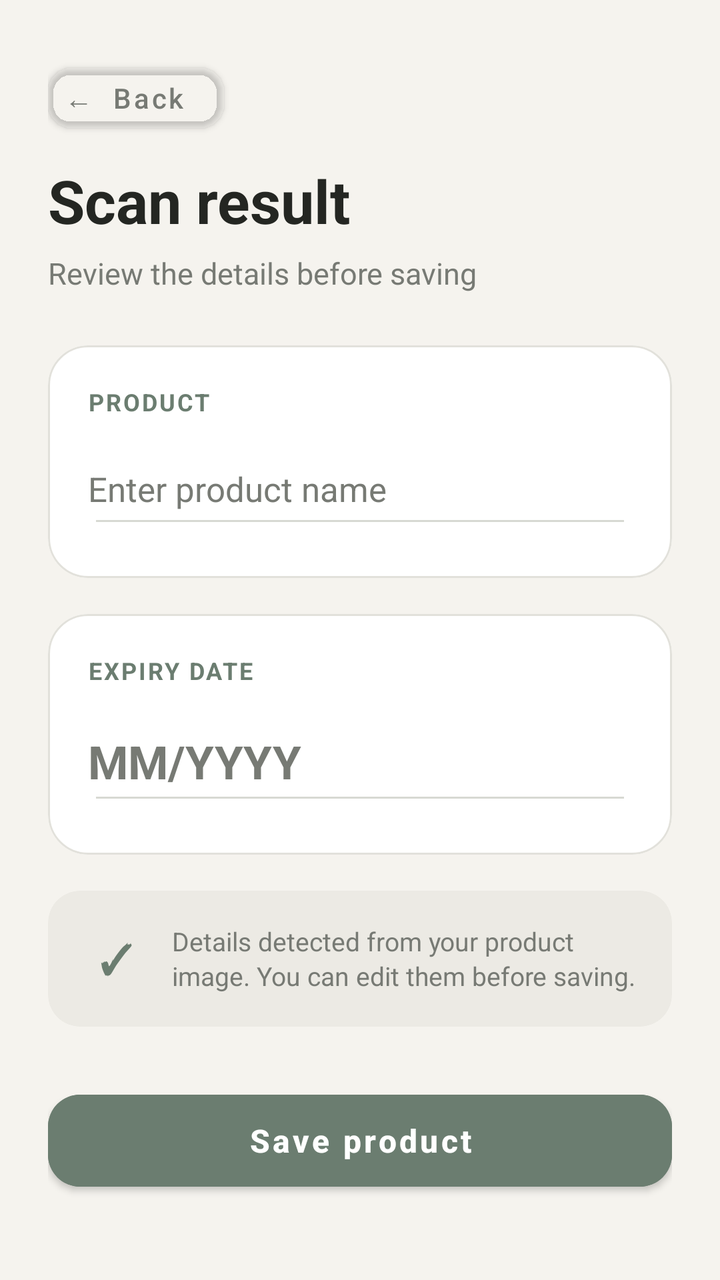
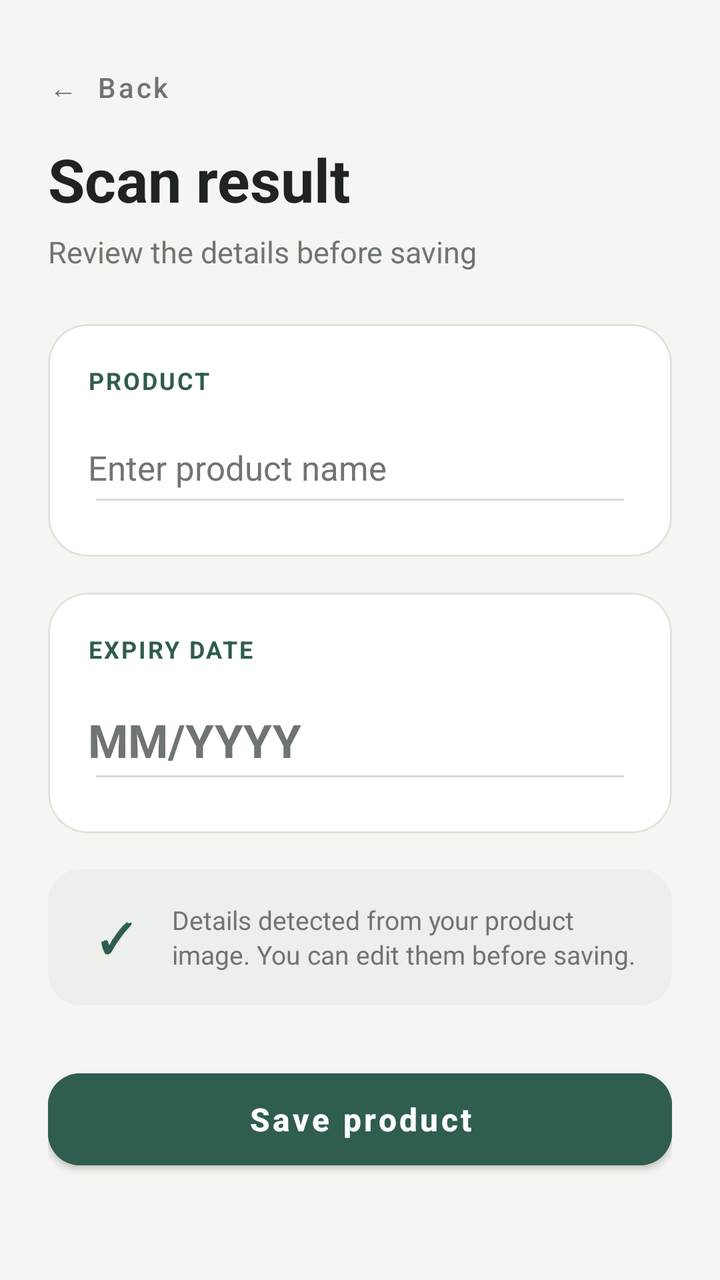

An Android layout rendered at two revisions. The XML below is the earlier revision; the diff shows what the commit changed to produce the second picture.
<!-- AndroidManifest.xml: application theme Theme.OcrTest -->
<!-- res/layout/activity_result.xml -->
<?xml version="1.0" encoding="utf-8"?>
<ScrollView
    xmlns:android="http://schemas.android.com/apk/res/android"
    xmlns:app="http://schemas.android.com/apk/res-auto"
    android:layout_width="match_parent"
    android:layout_height="match_parent"
    android:background="@color/background_dark"
    android:fillViewport="true">

    <LinearLayout
        android:layout_width="match_parent"
        android:layout_height="wrap_content"
        android:orientation="vertical"
        android:paddingStart="24dp"
        android:paddingTop="28dp"
        android:paddingEnd="24dp"
        android:paddingBottom="32dp">

        

        <com.google.android.material.button.MaterialButton
            android:id="@+id/btnBack"
            android:layout_width="wrap_content"
            android:layout_height="42dp"
            android:text="←  Back"
            android:textAllCaps="false"
            android:textColor="@color/text_secondary"
            android:textSize="14sp"
            android:backgroundTint="@android:color/transparent"
            android:paddingStart="0dp"
            android:paddingEnd="12dp"
            app:cornerRadius="12dp" />

        

        <TextView
            android:id="@+id/tvResultTitle"
            android:layout_width="wrap_content"
            android:layout_height="wrap_content"
            android:layout_marginTop="10dp"
            android:text="Scan result"
            android:textColor="@color/text_primary"
            android:textSize="30sp"
            android:textStyle="bold" />

        <TextView
            android:layout_width="wrap_content"
            android:layout_height="wrap_content"
            android:layout_marginTop="6dp"
            android:layout_marginBottom="26dp"
            android:text="Review the details before saving"
            android:textColor="@color/text_secondary"
            android:textSize="15sp" />

        

        <com.google.android.material.card.MaterialCardView
            android:layout_width="match_parent"
            android:layout_height="wrap_content"
            android:layout_marginBottom="18dp"
            app:cardBackgroundColor="@color/card_dark"
            app:cardCornerRadius="20dp"
            app:cardElevation="0dp"
            app:strokeColor="#E2E1DB"
            app:strokeWidth="1dp">

            <LinearLayout
                android:layout_width="match_parent"
                android:layout_height="wrap_content"
                android:orientation="vertical"
                android:padding="20dp">

                <TextView
                    android:layout_width="wrap_content"
                    android:layout_height="wrap_content"
                    android:layout_marginBottom="8dp"
                    android:text="PRODUCT"
                    android:textColor="@color/green_primary"
                    android:textSize="12sp"
                    android:textStyle="bold"
                    android:letterSpacing="0.08" />

                <EditText
                    android:id="@+id/etProductName"
                    android:layout_width="match_parent"
                    android:layout_height="52dp"
                    android:backgroundTint="#D7D9D3"
                    android:hint="Enter product name"
                    android:singleLine="true"
                    android:inputType="text"
                    android:paddingStart="0dp"
                    android:paddingEnd="0dp"
                    android:textColor="@color/text_primary"
                    android:textColorHint="@color/text_secondary"
                    android:textSize="17sp" />

            </LinearLayout>

        </com.google.android.material.card.MaterialCardView>

        

        <com.google.android.material.card.MaterialCardView
            android:layout_width="match_parent"
            android:layout_height="wrap_content"
            android:layout_marginBottom="18dp"
            app:cardBackgroundColor="@color/card_dark"
            app:cardCornerRadius="20dp"
            app:cardElevation="0dp"
            app:strokeColor="#E2E1DB"
            app:strokeWidth="1dp">

            <LinearLayout
                android:layout_width="match_parent"
                android:layout_height="wrap_content"
                android:orientation="vertical"
                android:padding="20dp">

                <TextView
                    android:layout_width="wrap_content"
                    android:layout_height="wrap_content"
                    android:layout_marginBottom="8dp"
                    android:text="EXPIRY DATE"
                    android:textColor="@color/green_primary"
                    android:textSize="12sp"
                    android:textStyle="bold"
                    android:letterSpacing="0.08" />

                <EditText
                    android:id="@+id/etExpiryDate"
                    android:layout_width="match_parent"
                    android:layout_height="56dp"
                    android:backgroundTint="#D7D9D3"
                    android:hint="MM/YYYY"
                    android:singleLine="true"
                    android:inputType="text"
                    android:gravity="center_vertical"
                    android:paddingStart="0dp"
                    android:paddingEnd="0dp"
                    android:textColor="@color/text_primary"
                    android:textColorHint="@color/text_secondary"
                    android:textSize="23sp"
                    android:textStyle="bold" />

            </LinearLayout>

        </com.google.android.material.card.MaterialCardView>

        

        <com.google.android.material.card.MaterialCardView
            android:layout_width="match_parent"
            android:layout_height="wrap_content"
            android:layout_marginBottom="28dp"
            app:cardBackgroundColor="@color/surface_dark"
            app:cardCornerRadius="16dp"
            app:cardElevation="0dp">

            <LinearLayout
                android:layout_width="match_parent"
                android:layout_height="wrap_content"
                android:orientation="horizontal"
                android:gravity="center_vertical"
                android:padding="16dp">

                <TextView
                    android:layout_width="36dp"
                    android:layout_height="36dp"
                    android:gravity="center"
                    android:text="✓"
                    android:textColor="@color/green_primary"
                    android:textSize="20sp"
                    android:textStyle="bold" />

                <TextView
                    android:id="@+id/tvResultInfo"
                    android:layout_width="0dp"
                    android:layout_height="wrap_content"
                    android:layout_weight="1"
                    android:layout_marginStart="10dp"
                    android:text="Details detected from your product image. You can edit them before saving."
                    android:textColor="@color/text_secondary"
                    android:textSize="13sp"
                    android:lineSpacingExtra="2dp" />

            </LinearLayout>

        </com.google.android.material.card.MaterialCardView>

        

        <com.google.android.material.button.MaterialButton
            android:id="@+id/btnSaveProduct"
            android:layout_width="match_parent"
            android:layout_height="58dp"
            android:text="Save product"
            android:textAllCaps="false"
            android:textColor="@android:color/white"
            android:textSize="16sp"
            android:textStyle="bold"
            android:backgroundTint="@color/green_primary"
            app:cornerRadius="16dp" />

    </LinearLayout>

</ScrollView>
<!-- resources referenced by this layout -->
<resources>
  <color name="background_dark">#F5F3EE</color>
  <color name="card_dark">#FFFFFF</color>
  <color name="green_primary">#6B7D70</color>
  <color name="surface_dark">#ECEAE4</color>
  <color name="text_primary">#242622</color>
  <color name="text_secondary">#777A74</color>
  <style name="Theme.OcrTest" parent="Theme.MaterialComponents.NoActionBar">
          <item name="colorPrimary">@color/green_primary</item>
          <item name="colorPrimaryVariant">@color/green_primary</item>
          <item name="colorOnPrimary">@color/background_dark</item>
          <item name="colorSecondary">@color/green_primary</item>
          <item name="colorSurface">@color/surface_dark</item>
          <item name="android:colorBackground">@color/background_dark</item>
          <item name="colorOnBackground">@color/text_primary</item>
          <item name="colorOnSurface">@color/text_primary</item>
      </style>
</resources>

<!-- the commit's change to res/layout/activity_result.xml (unified diff, before → after) -->
@@ -17,19 +17,22 @@
         android:paddingBottom="32dp">
 
         
-
         <com.google.android.material.button.MaterialButton
             android:id="@+id/btnBack"
             android:layout_width="wrap_content"
-            android:layout_height="42dp"
+            android:layout_height="wrap_content"
             android:text="←  Back"
             android:textAllCaps="false"
             android:textColor="@color/text_secondary"
             android:textSize="14sp"
+            android:background="@android:color/transparent"
             android:backgroundTint="@android:color/transparent"
-            android:paddingStart="0dp"
-            android:paddingEnd="12dp"
-            app:cornerRadius="12dp" />
+            android:minWidth="0dp"
+            android:minHeight="0dp"
+            android:padding="0dp"
+            app:cornerRadius="0dp"
+            app:elevation="0dp"
+            app:rippleColor="@android:color/transparent" />
 
         
 
<!-- resource entries referenced after the edit -->
@@ -1,20 +1,24 @@
 <!-- resources referenced by this layout -->
 <resources>
-  <color name="background_dark">#F5F3EE</color>
+  <color name="background_dark">#F5F6F1</color>
   <color name="card_dark">#FFFFFF</color>
-  <color name="green_primary">#6B7D70</color>
-  <color name="surface_dark">#ECEAE4</color>
-  <color name="text_primary">#242622</color>
-  <color name="text_secondary">#777A74</color>
+  <color name="green_primary">#2F5D50</color>
+  <color name="surface_dark">#ECEFEA</color>
+  <color name="text_primary">#202421</color>
+  <color name="text_secondary">#6F756F</color>
   <style name="Theme.OcrTest" parent="Theme.MaterialComponents.NoActionBar">
+  
           <item name="colorPrimary">@color/green_primary</item>
           <item name="colorPrimaryVariant">@color/green_primary</item>
           <item name="colorOnPrimary">@color/background_dark</item>
           <item name="colorSecondary">@color/green_primary</item>
           <item name="colorSurface">@color/surface_dark</item>
+  
           <item name="android:colorBackground">@color/background_dark</item>
-          <item name="colorOnBackground">@color/text_primary</item>
+          <item name="android:colorAccent">@color/green_primary</item>
+  
           <item name="colorOnSurface">@color/text_primary</item>
+  
       </style>
 </resources>
 
